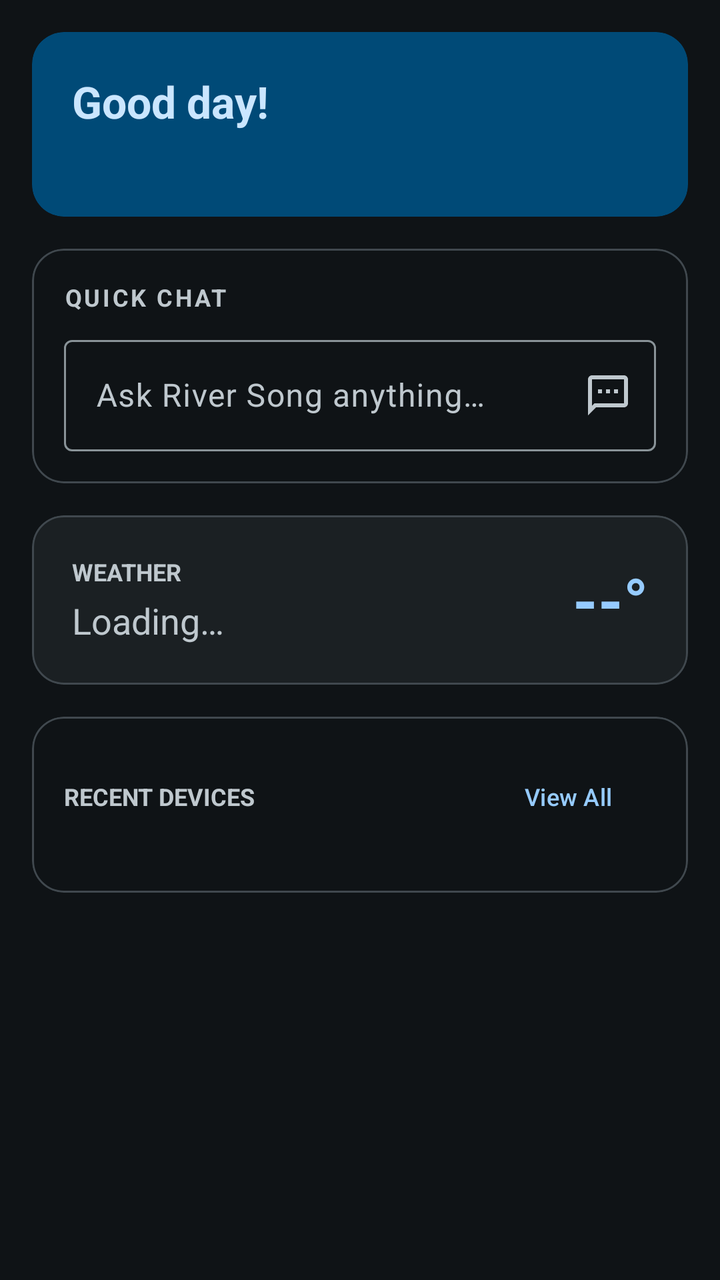
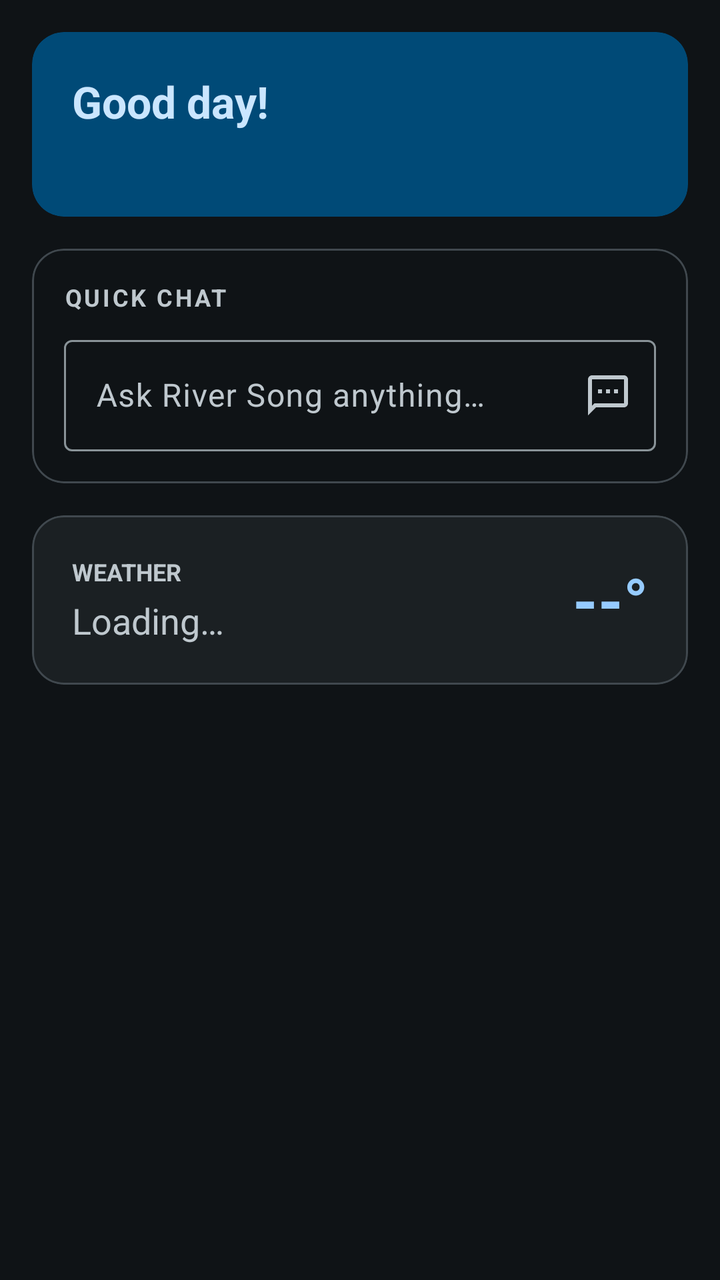

Compare the two renders of this Android layout. The source of the first and the diff that turns it into the second are given below.
<!-- AndroidManifest.xml: application theme Theme.RiverSong -->
<!-- res/layout/fragment_home.xml -->
<?xml version="1.0" encoding="utf-8"?>
<androidx.core.widget.NestedScrollView
    xmlns:android="http://schemas.android.com/apk/res/android"
    xmlns:app="http://schemas.android.com/apk/res-auto"
    android:layout_width="match_parent"
    android:layout_height="match_parent"
    android:background="?attr/colorSurface">

    <LinearLayout
        android:layout_width="match_parent"
        android:layout_height="wrap_content"
        android:orientation="vertical"
        android:padding="16dp">

        
        <com.google.android.material.card.MaterialCardView
            android:id="@+id/cardGreeting"
            android:layout_width="match_parent"
            android:layout_height="wrap_content"
            app:cardCornerRadius="16dp"
            app:cardElevation="0dp"
            app:strokeWidth="0dp"
            android:backgroundTint="?attr/colorPrimaryContainer">

            <LinearLayout
                android:layout_width="match_parent"
                android:layout_height="wrap_content"
                android:orientation="vertical"
                android:padding="20dp">

                <TextView
                    android:id="@+id/textViewGreeting"
                    android:layout_width="wrap_content"
                    android:layout_height="wrap_content"
                    android:text="Good day!"
                    android:textSize="22sp"
                    android:textStyle="bold"
                    android:textColor="?attr/colorOnPrimaryContainer" />

                <TextView
                    android:id="@+id/textViewDate"
                    android:layout_width="wrap_content"
                    android:layout_height="wrap_content"
                    android:layout_marginTop="4dp"
                    android:textSize="14sp"
                    android:textColor="?attr/colorOnPrimaryContainer"
                    android:alpha="0.8" />
            </LinearLayout>
        </com.google.android.material.card.MaterialCardView>

        
        <com.google.android.material.card.MaterialCardView
            android:layout_width="match_parent"
            android:layout_height="wrap_content"
            android:layout_marginTop="16dp"
            app:cardCornerRadius="16dp"
            app:cardElevation="0dp"
            app:strokeWidth="1dp"
            app:strokeColor="?attr/colorOutlineVariant">

            <LinearLayout
                android:layout_width="match_parent"
                android:layout_height="wrap_content"
                android:orientation="vertical"
                android:padding="16dp">

                <TextView
                    android:layout_width="wrap_content"
                    android:layout_height="wrap_content"
                    android:text="Quick Chat"
                    android:textSize="12sp"
                    android:textStyle="bold"
                    android:textAllCaps="true"
                    android:letterSpacing="0.1"
                    android:textColor="?attr/colorOnSurfaceVariant" />

                <com.google.android.material.textfield.TextInputLayout
                    android:id="@+id/layoutQuickChat"
                    style="@style/Widget.Material3.TextInputLayout.OutlinedBox"
                    android:layout_width="match_parent"
                    android:layout_height="wrap_content"
                    android:layout_marginTop="8dp"
                    android:hint="Ask River Song anything…"
                    app:endIconMode="custom"
                    app:endIconDrawable="@drawable/ic_chat">

                    <com.google.android.material.textfield.TextInputEditText
                        android:id="@+id/editTextQuickChat"
                        android:layout_width="match_parent"
                        android:layout_height="wrap_content"
                        android:inputType="text"
                        android:maxLines="1"
                        android:imeOptions="actionSend" />
                </com.google.android.material.textfield.TextInputLayout>
            </LinearLayout>
        </com.google.android.material.card.MaterialCardView>

        
        <com.google.android.material.card.MaterialCardView
            android:id="@+id/cardWeather"
            android:layout_width="match_parent"
            android:layout_height="wrap_content"
            android:layout_marginTop="16dp"
            app:cardCornerRadius="16dp"
            app:cardElevation="0dp"
            android:backgroundTint="?attr/colorSurfaceVariant">

            <LinearLayout
                android:layout_width="match_parent"
                android:layout_height="wrap_content"
                android:orientation="horizontal"
                android:padding="20dp"
                android:gravity="center_vertical">

                <LinearLayout
                    android:layout_width="0dp"
                    android:layout_height="wrap_content"
                    android:layout_weight="1"
                    android:orientation="vertical">

                    <TextView
                        android:layout_width="wrap_content"
                        android:layout_height="wrap_content"
                        android:text="Weather"
                        android:textSize="12sp"
                        android:textStyle="bold"
                        android:textAllCaps="true"
                        android:textColor="?attr/colorOnSurfaceVariant" />

                    <TextView
                        android:id="@+id/textViewWeatherStatus"
                        android:layout_width="wrap_content"
                        android:layout_height="wrap_content"
                        android:layout_marginTop="4dp"
                        android:text="Loading…"
                        android:textSize="18sp"
                        android:textColor="?attr/colorOnSurfaceVariant" />
                </LinearLayout>

                <TextView
                    android:id="@+id/textViewTemp"
                    android:layout_width="wrap_content"
                    android:layout_height="wrap_content"
                    android:text="--°"
                    android:textSize="32sp"
                    android:textStyle="bold"
                    android:textColor="?attr/colorPrimary" />
            </LinearLayout>
        </com.google.android.material.card.MaterialCardView>

        
        <com.google.android.material.card.MaterialCardView
            android:layout_width="match_parent"
            android:layout_height="wrap_content"
            android:layout_marginTop="16dp"
            app:cardCornerRadius="16dp"
            app:cardElevation="0dp"
            app:strokeWidth="1dp"
            app:strokeColor="?attr/colorOutlineVariant">

            <LinearLayout
                android:layout_width="match_parent"
                android:layout_height="wrap_content"
                android:orientation="vertical"
                android:padding="16dp">

                <RelativeLayout
                    android:layout_width="match_parent"
                    android:layout_height="wrap_content"
                    android:layout_marginBottom="8dp">

                    <TextView
                        android:layout_width="wrap_content"
                        android:layout_height="wrap_content"
                        android:layout_centerVertical="true"
                        android:text="Recent Devices"
                        android:textSize="12sp"
                        android:textStyle="bold"
                        android:textAllCaps="true"
                        android:textColor="?attr/colorOnSurfaceVariant" />

                    <com.google.android.material.button.MaterialButton
                        android:id="@+id/buttonViewAllDevices"
                        style="@style/Widget.Material3.Button.TextButton"
                        android:layout_width="wrap_content"
                        android:layout_height="wrap_content"
                        android:layout_alignParentEnd="true"
                        android:text="View All"
                        android:textSize="12sp"
                        android:padding="0dp" />
                </RelativeLayout>

                <LinearLayout
                    android:id="@+id/layoutRecentDevices"
                    android:layout_width="match_parent"
                    android:layout_height="wrap_content"
                    android:orientation="vertical" />

                <TextView
                    android:id="@+id/textViewNoDevices"
                    android:layout_width="match_parent"
                    android:layout_height="wrap_content"
                    android:text="No devices found"
                    android:textAlignment="center"
                    android:padding="16dp"
                    android:visibility="gone"
                    android:textColor="?attr/colorOnSurfaceVariant" />
            </LinearLayout>
        </com.google.android.material.card.MaterialCardView>

        <ProgressBar
            android:id="@+id/progressBar"
            android:layout_width="wrap_content"
            android:layout_height="wrap_content"
            android:layout_gravity="center"
            android:layout_marginTop="32dp"
            android:visibility="gone" />

    </LinearLayout>
</androidx.core.widget.NestedScrollView>
<!-- resources referenced by this layout -->
<resources>
  <!-- drawable ic_chat (drawable) -->
  <?xml version="1.0" encoding="utf-8"?>
  <vector xmlns:android="http://schemas.android.com/apk/res/android"
      android:width="24dp"
      android:height="24dp"
      android:viewportWidth="24"
      android:viewportHeight="24">
      <path
          android:fillColor="?attr/colorControlNormal"
          android:pathData="M20,2H4C2.9,2 2,2.9 2,4v18l4,-4h14c1.1,0 2,-0.9 2,-2V4C22,2.9 21.1,2 20,2zM20,16H5.17L4,17.17V4h16V16zM7,9h2v2H7zM11,9h2v2H11zM15,9h2v2H15z" />
  </vector>
  <color name="rs_blue_primary">#96CBFF</color>
  <color name="rs_blue_on_primary">#003354</color>
  <color name="rs_blue_primary_container">#004A77</color>
  <color name="rs_blue_on_primary_container">#CAE6FF</color>
  <color name="rs_blue_secondary">#B6C9D9</color>
  <color name="rs_blue_on_secondary">#213242</color>
  <color name="rs_blue_secondary_container">#384959</color>
  <color name="rs_blue_on_secondary_container">#D2E5F5</color>
  <color name="rs_blue_tertiary">#D9BBFF</color>
  <color name="rs_blue_on_tertiary">#3E1F77</color>
  <color name="rs_blue_tertiary_container">#55368F</color>
  <color name="rs_blue_on_tertiary_container">#EEDCFF</color>
  <color name="rs_blue_error">#FFB4AB</color>
  <color name="rs_blue_on_error">#690005</color>
  <color name="rs_blue_error_container">#93000A</color>
  <color name="rs_blue_on_error_container">#FFDAD6</color>
  <color name="rs_blue_background">#0F1316</color>
  <color name="rs_blue_on_surface">#DEE4E9</color>
  <color name="rs_blue_surface">#0F1316</color>
  <color name="rs_blue_surface_variant">#1B2023</color>
  <color name="rs_blue_on_surface_variant">#BFC8CE</color>
  <color name="rs_blue_outline">#899398</color>
  <color name="rs_blue_outline_variant">#40484E</color>
  <color name="rs_blue_warn">#FFB86C</color>
  <style name="ShapeAppearance.RiverSong.XS" parent="">
          <item name="cornerSize">4dp</item>
      </style>
  <style name="ShapeAppearance.RiverSong.SM" parent="">
          <item name="cornerSize">8dp</item>
      </style>
  <style name="ShapeAppearance.RiverSong.MD" parent="">
          <item name="cornerSize">12dp</item>
      </style>
  <style name="ShapeAppearance.RiverSong.LG" parent="">
          <item name="cornerSize">16dp</item>
      </style>
  <style name="ShapeAppearance.RiverSong.XL" parent="">
          <item name="cornerSize">20dp</item>
      </style>
  <!-- unchanged entries left out for length: 1 -->
</resources>

<!-- the commit's change to res/layout/fragment_home.xml (unified diff, before → after) -->
@@ -148,66 +148,6 @@
             </LinearLayout>
         </com.google.android.material.card.MaterialCardView>
 
-        
-        <com.google.android.material.card.MaterialCardView
-            android:layout_width="match_parent"
-            android:layout_height="wrap_content"
-            android:layout_marginTop="16dp"
-            app:cardCornerRadius="16dp"
-            app:cardElevation="0dp"
-            app:strokeWidth="1dp"
-            app:strokeColor="?attr/colorOutlineVariant">
-
-            <LinearLayout
-                android:layout_width="match_parent"
-                android:layout_height="wrap_content"
-                android:orientation="vertical"
-                android:padding="16dp">
-
-                <RelativeLayout
-                    android:layout_width="match_parent"
-                    android:layout_height="wrap_content"
-                    android:layout_marginBottom="8dp">
-
-                    <TextView
-                        android:layout_width="wrap_content"
-                        android:layout_height="wrap_content"
-                        android:layout_centerVertical="true"
-                        android:text="Recent Devices"
-                        android:textSize="12sp"
-                        android:textStyle="bold"
-                        android:textAllCaps="true"
-                        android:textColor="?attr/colorOnSurfaceVariant" />
-
-                    <com.google.android.material.button.MaterialButton
-                        android:id="@+id/buttonViewAllDevices"
-                        style="@style/Widget.Material3.Button.TextButton"
-                        android:layout_width="wrap_content"
-                        android:layout_height="wrap_content"
-                        android:layout_alignParentEnd="true"
-                        android:text="View All"
-                        android:textSize="12sp"
-                        android:padding="0dp" />
-                </RelativeLayout>
-
-                <LinearLayout
-                    android:id="@+id/layoutRecentDevices"
-                    android:layout_width="match_parent"
-                    android:layout_height="wrap_content"
-                    android:orientation="vertical" />
-
-                <TextView
-                    android:id="@+id/textViewNoDevices"
-                    android:layout_width="match_parent"
-                    android:layout_height="wrap_content"
-                    android:text="No devices found"
-                    android:textAlignment="center"
-                    android:padding="16dp"
-                    android:visibility="gone"
-                    android:textColor="?attr/colorOnSurfaceVariant" />
-            </LinearLayout>
-        </com.google.android.material.card.MaterialCardView>
-
         <ProgressBar
             android:id="@+id/progressBar"
             android:layout_width="wrap_content"
